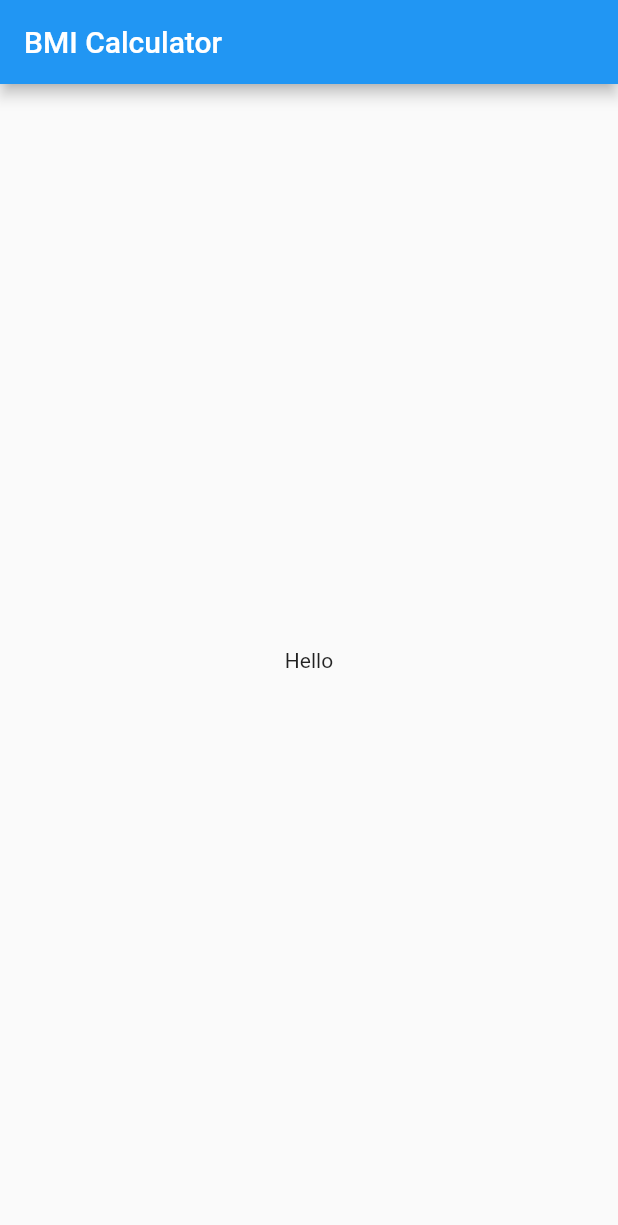
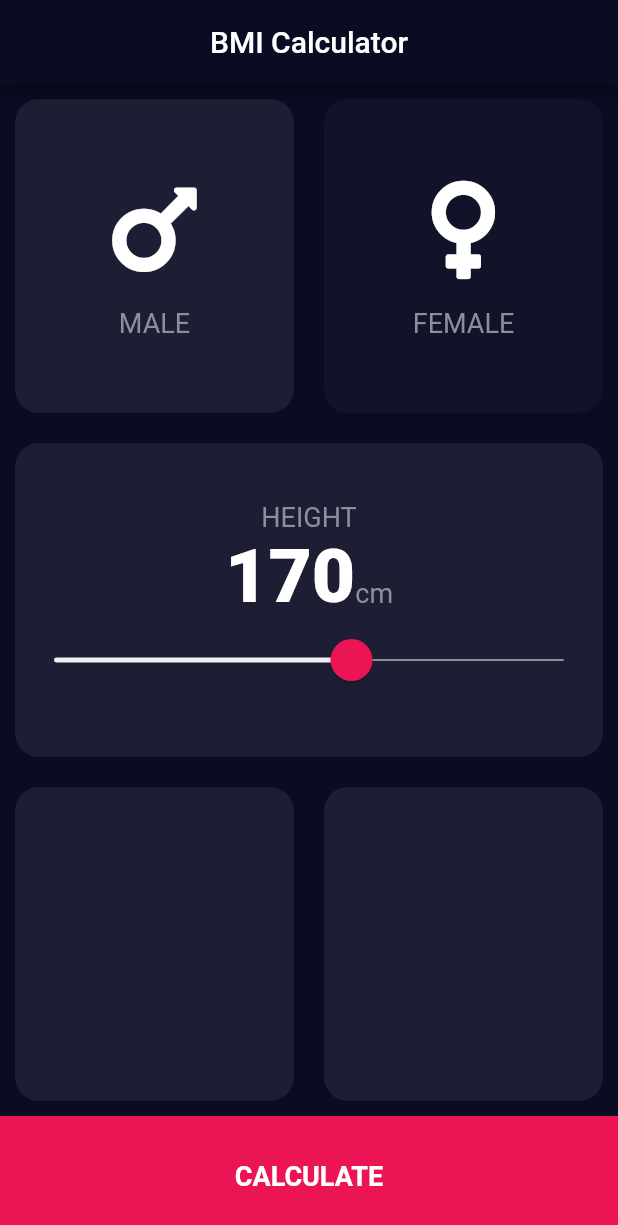
Before and after one commit to iamsatriya/flutter_bmi_app, a Flutter app: the screen it shows after launch, on a phone screen of 412 x 824 dp. Shown: the top 1225 px of the screen. Run offline on Flutter 3.47's test engine with Material 2 defaults, Android fonts, the phone set to English and light mode, and no system bars; our stand-ins replace font_awesome_flutter.

Commit message:
implement height slider

```diff
--- a/lib/components/calculator_screen.dart
+++ /dev/null
@@ -1,17 +0,0 @@
-import 'package:flutter/material.dart';
-
-class CalculatorScreen extends StatelessWidget {
-  const CalculatorScreen({Key? key}) : super(key: key);
-
-  @override
-  Widget build(BuildContext context) {
-    return Scaffold(
-      appBar: AppBar(
-        title: const Text('BMI Calculator'),
-      ),
-      body: const Center(
-        child: Text("Hello"),
-      ),
-    );
-  }
-}
--- /dev/null
+++ b/lib/components/screens/calculator_screen.dart
@@ -0,0 +1,145 @@
+import 'package:flutter/material.dart';
+import 'package:flutter_bmi_app/components/widgets/cards.dart';
+import 'package:flutter_bmi_app/components/widgets/icon_content.dart';
+import 'package:flutter_bmi_app/constant/color.dart';
+import 'package:flutter_bmi_app/constant/text_style.dart';
+import 'package:font_awesome_flutter/font_awesome_flutter.dart';
+
+enum Sex { male, female }
+
+class CalculatorScreen extends StatefulWidget {
+  const CalculatorScreen({Key? key}) : super(key: key);
+  static String routeName = 'calculatorScreen';
+
+  @override
+  State<CalculatorScreen> createState() => _CalculatorScreenState();
+}
+
+class _CalculatorScreenState extends State<CalculatorScreen> {
+  Sex selectedSex = Sex.male;
+  int height = 170;
+
+  @override
+  Widget build(BuildContext context) {
+    return Column(
+      crossAxisAlignment: CrossAxisAlignment.stretch,
+      children: [
+        Expanded(
+          child: Row(
+            children: [
+              Expanded(
+                child: Cards(
+                  backgroundColor: selectedSex == Sex.male
+                      ? kActiveCardColor
+                      : kInactiveCardColor,
+                  cardChild: const IconContent(
+                    iconData: FontAwesomeIcons.mars,
+                    title: 'male',
+                  ),
+                  onTap: () {
+                    setState(() {
+                      selectedSex = Sex.male;
+                    });
+                  },
+                ),
+              ),
+              Expanded(
+                child: Cards(
+                  backgroundColor: selectedSex == Sex.female
+                      ? kActiveCardColor
+                      : kInactiveCardColor,
+                  cardChild: const IconContent(
+                    iconData: FontAwesomeIcons.venus,
+                    title: 'female',
+                  ),
+                  onTap: () {
+                    setState(() {
+                      selectedSex = Sex.female;
+                    });
+                  },
+                ),
+              ),
+            ],
+          ),
+        ),
+        Expanded(
+          child: Cards(
+            backgroundColor: kActiveCardColor,
+            cardChild: Column(
+              mainAxisAlignment: MainAxisAlignment.center,
+              children: [
+                Text(
+                  'height'.toUpperCase(),
+                  style: kPrimaryText,
+                ),
+                Row(
+                  mainAxisAlignment: MainAxisAlignment.center,
+                  crossAxisAlignment: CrossAxisAlignment.baseline,
+                  textBaseline: TextBaseline.alphabetic,
+                  children: [
+                    Text(
+                      height.toString(),
+                      style: kHeightTextStyle,
+                    ),
+                    const Text(
+                      'cm',
+                      style: kPrimaryText,
+                    ),
+                  ],
+                ),
+                SliderTheme(
+                  data: SliderTheme.of(context).copyWith(
+                    trackHeight: 1.2,
+                    activeTrackColor: kActiveSliderColor,
+                    inactiveTrackColor: kInactiveSliderColor,
+                    thumbColor: kBottomContainerColor,
+                    overlayColor: kOverlaySliderColor,
+                    overlayShape: const RoundSliderOverlayShape(overlayRadius: 26.0),
+                    thumbShape: const RoundSliderThumbShape(enabledThumbRadius: 14.0),
+                  ),
+                  child: Slider(
+                    value: height.toDouble(),
+                    onChanged: (value) {
+                      setState(() {
+                        height = value.toInt();
+                      });
+                    },
+                    min: 100,
+                    max: 220,
+                  ),
+                ),
+              ],
+            ),
+          ),
+        ),
+        Expanded(
+          child: Row(
+            children: const [
+              Expanded(
+                child: Cards(
+                  backgroundColor: kActiveCardColor,
+                ),
+              ),
+              Expanded(
+                child: Cards(
+                  backgroundColor: kActiveCardColor,
+                ),
+              ),
+            ],
+          ),
+        ),
+        Container(
+          height: 80.0,
+          width: double.infinity,
+          color: kBottomContainerColor,
+          child: Center(
+            child: Text(
+              'calculate'.toUpperCase(),
+              style: kButtonTextStyle,
+            ),
+          ),
+        ),
+      ],
+    );
+  }
+}
--- /dev/null
+++ b/lib/components/screens/result_screen.dart
@@ -0,0 +1,11 @@
+import 'package:flutter/material.dart';
+
+class ResultScreen extends StatelessWidget {
+  const ResultScreen({Key? key}) : super(key: key);
+  static String routeName = 'resultScreen';
+
+  @override
+  Widget build(BuildContext context) {
+    return Container();
+  }
+}
--- /dev/null
+++ b/lib/components/widgets/cards.dart
@@ -0,0 +1,29 @@
+import 'package:flutter/material.dart';
+
+class Cards extends StatelessWidget {
+  const Cards(
+      {Key? key, required this.backgroundColor, this.cardChild, this.onTap})
+      : super(key: key);
+  final Color backgroundColor;
+  final Widget? cardChild;
+  final void Function()? onTap;
+  // alternate:
+  // final VoidCallback? onTap;
+
+  @override
+  Widget build(BuildContext context) {
+    return GestureDetector(
+      child: Container(
+        margin: const EdgeInsets.all(10.0),
+        decoration: BoxDecoration(
+          color: backgroundColor,
+          borderRadius: const BorderRadius.all(
+            Radius.circular(16),
+          ),
+        ),
+        child: cardChild,
+      ),
+      onTap: onTap,
+    );
+  }
+}
--- /dev/null
+++ b/lib/components/widgets/icon_content.dart
@@ -0,0 +1,25 @@
+import 'package:flutter/material.dart';
+import 'package:flutter_bmi_app/constant/text_style.dart';
+
+class IconContent extends StatelessWidget {
+  const IconContent({
+    Key? key, required this.iconData, required this.title,
+  }) : super(key: key);
+  final IconData iconData;
+  final String title;
+
+  @override
+  Widget build(BuildContext context) {
+    return Column(
+      mainAxisAlignment: MainAxisAlignment.center,
+      children: [
+        Icon(
+          iconData,
+          size: 75.0,
+        ),
+        const SizedBox(height: 15.0),
+        Text(title.toUpperCase(), style: kPrimaryText,),
+      ],
+    );
+  }
+}
--- /dev/null
+++ b/lib/constant/color.dart
@@ -0,0 +1,7 @@
+import 'package:flutter/material.dart';
+const Color kBottomContainerColor = Color(0xFFEB1555);
+const Color kActiveCardColor = Color(0xFF1D1E33);
+const Color kInactiveCardColor = Color(0xFF111328);
+const Color kInactiveSliderColor = Color(0xFF8D8E98);
+const Color kActiveSliderColor = Color(0xFFF1F1F1);
+const Color kOverlaySliderColor = Color(0x1FEB1555);
--- /dev/null
+++ b/lib/constant/text_style.dart
@@ -0,0 +1,16 @@
+import 'package:flutter/material.dart';
+
+const kPrimaryText = TextStyle(
+  fontSize: 18.0,
+  color: Color(0xFF8D8E98),
+);
+
+const TextStyle kButtonTextStyle = TextStyle(
+  fontSize: 18.0,
+  fontWeight: FontWeight.bold,
+);
+
+const TextStyle kHeightTextStyle = TextStyle(
+  fontSize: 50.0,
+  fontWeight: FontWeight.w900,
+);
--- a/lib/main.dart
+++ b/lib/main.dart
@@ -1,15 +1,31 @@
 import 'package:flutter/material.dart';
-import 'components/calculator_screen.dart';
+import 'components/screens/calculator_screen.dart';
 
 void main() => runApp(const BMICalculator());
 
 class BMICalculator extends StatelessWidget {
-  const BMICalculator({ Key? key }) : super(key: key);
+  const BMICalculator({Key? key}) : super(key: key);
 
   @override
   Widget build(BuildContext context) {
-    return const MaterialApp(
-      home: CalculatorScreen(),
+    return MaterialApp(
+      theme: ThemeData.dark().copyWith(
+        scaffoldBackgroundColor: const Color(0xFF090C22),
+        appBarTheme: const AppBarTheme(
+          backgroundColor: Color(0xFF090C22),
+        ),
+        colorScheme: const ColorScheme.dark().copyWith(
+          secondary: const Color(0xFF000000),
+          primary: const Color(0xFFFFFFFF),
+        ),
+      ),
+      home: Scaffold(
+        appBar: AppBar(
+          centerTitle: true,
+          title: const Text('BMI Calculator'),
+        ),
+        body: const CalculatorScreen(),
+      ),
     );
   }
 }
--- a/pubspec.yaml
+++ b/pubspec.yaml
@@ -34,6 +34,7 @@ dependencies:
   # The following adds the Cupertino Icons font to your application.
   # Use with the CupertinoIcons class for iOS style icons.
   cupertino_icons: ^1.0.2
+  font_awesome_flutter: ^9.1.0
 
 dev_dependencies:
   flutter_test:
```
Also changed, not shown: pubspec.lock, 1 other file.
